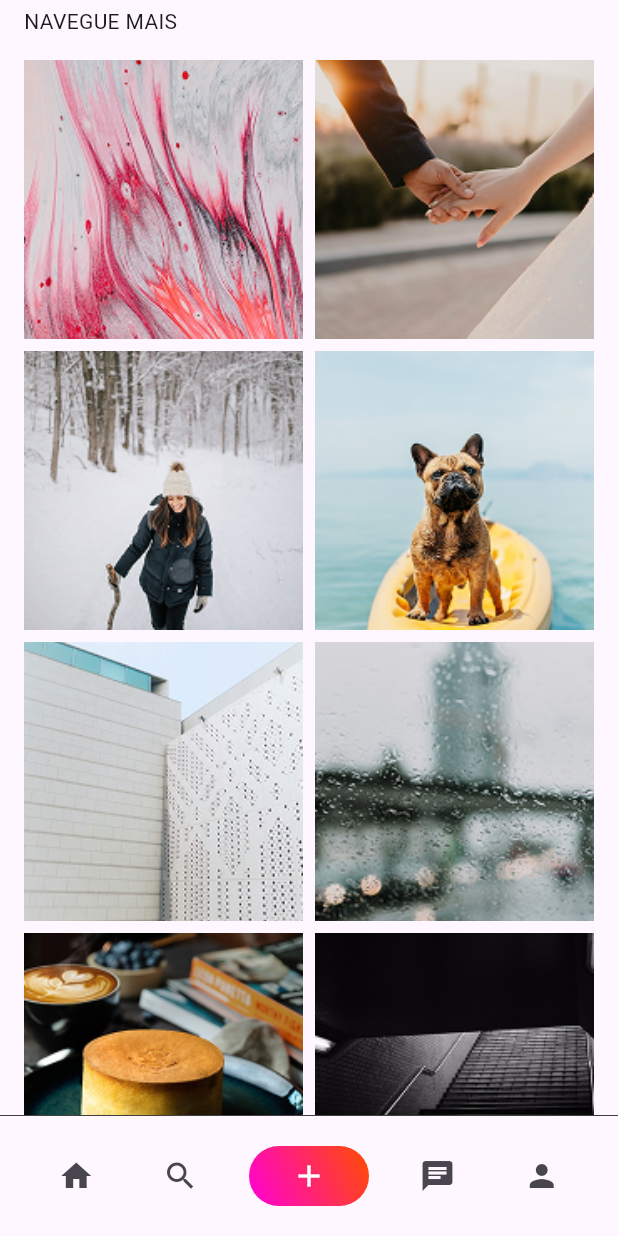
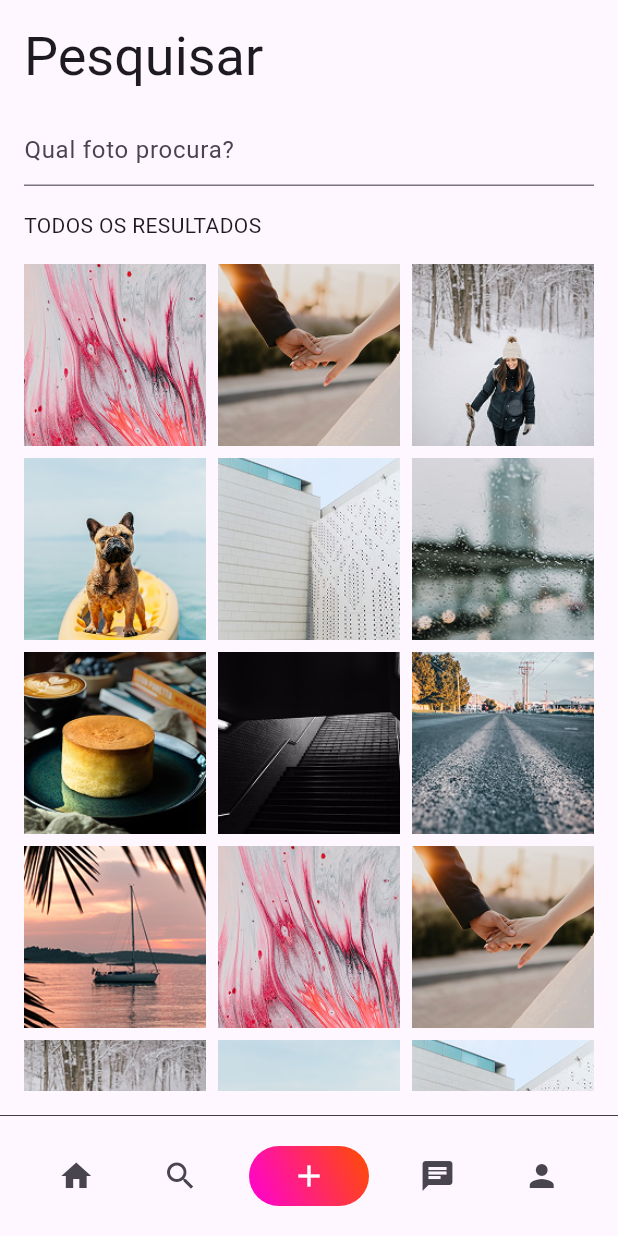
Before and after one commit to MateusLucasDaSilva/social_app, a Flutter app: the screen it shows after launch, scrolled down 576 dp, after a tap on the "search" icon, on a phone screen of 412 x 824 dp. Run offline on Flutter 3.47's test engine with Material 3 defaults, Android fonts, the phone set to English and light mode, and no system bars.

Commit message:
search page finish

```diff
--- /dev/null
+++ b/lib/app/core/utils/widgets/inputs/input_search_widget.dart
@@ -0,0 +1,12 @@
+import 'package:flutter/material.dart';
+
+class InputSearchWidget extends StatelessWidget {
+  const InputSearchWidget({super.key});
+
+  @override
+  Widget build(BuildContext context) {
+    return TextFormField(
+      decoration: InputDecoration(hintText: 'Qual foto procura?'),
+    );
+  }
+}
--- a/lib/app/core/utils/widgets/posts/posts_widget.dart
+++ b/lib/app/core/utils/widgets/posts/posts_widget.dart
@@ -2,9 +2,20 @@ import 'package:flutter/material.dart';
 import 'package:social_app/app/core/utils/constants/app_images.dart';
 
 class PostsWidget extends StatelessWidget {
-  PostsWidget({super.key});
+  final int crossAxisCount;
+  PostsWidget({super.key, this.crossAxisCount = 2});
 
   final posts = [
+    AppImages.post2,
+    AppImages.post3,
+    AppImages.post4,
+    AppImages.post5,
+    AppImages.post6,
+    AppImages.post7,
+    AppImages.post8,
+    AppImages.post9,
+    AppImages.post10,
+    AppImages.post11,
     AppImages.post2,
     AppImages.post3,
     AppImages.post4,
@@ -20,7 +31,7 @@ class PostsWidget extends StatelessWidget {
   @override
   Widget build(BuildContext context) {
     return GridView.count(
-      crossAxisCount: 2,
+      crossAxisCount: crossAxisCount,
       shrinkWrap: true,
       crossAxisSpacing: 8,
       mainAxisSpacing: 8,
@@ -28,10 +39,7 @@ class PostsWidget extends StatelessWidget {
       physics: NeverScrollableScrollPhysics(),
       children: posts
           .map(
-            (e) => Image.asset(
-              e,
-              fit: BoxFit.cover
-            ),
+            (e) => Image.asset(e, fit: BoxFit.cover),
           )
           .toList(),
     );
--- /dev/null
+++ b/lib/app/presentation/pages/home/controller/home_controller.dart
@@ -0,0 +1,20 @@
+import 'package:flutter/material.dart';
+
+class HomeController extends ChangeNotifier {
+  PageController pageController = PageController();
+
+  void onChangePage(HomeEnumType type) {
+    pageController.animateToPage(
+      type.index,
+      duration: Duration(milliseconds: 200),
+      curve: Curves.linear,
+    );
+  }
+}
+
+enum HomeEnumType {
+  home,
+  search,
+  chat,
+  profile,
+}
--- a/lib/app/presentation/pages/home/home_page.dart
+++ b/lib/app/presentation/pages/home/home_page.dart
@@ -1,43 +1,37 @@
 import 'package:flutter/material.dart';
 import 'package:social_app/app/core/utils/constants/app_size.dart';
-import 'package:social_app/app/core/utils/widgets/posts/posts_widget.dart';
-import 'package:social_app/app/core/utils/widgets/title_text_widget.dart';
+import 'package:social_app/app/presentation/pages/home/controller/home_controller.dart';
 import 'package:social_app/app/presentation/pages/home/widgets/bottom_home_widget.dart';
-import 'package:social_app/app/presentation/pages/home/widgets/post_widget.dart';
+import 'package:social_app/app/presentation/pages/home/widgets/home_widget.dart';
+import 'package:social_app/app/presentation/pages/search/search_page.dart';
 
-class HomePage extends StatelessWidget {
+class HomePage extends StatefulWidget {
   const HomePage({super.key});
 
   @override
+  State<HomePage> createState() => _HomePageState();
+}
+
+class _HomePageState extends State<HomePage> {
+  final HomeController controller = HomeController();
+
+  @override
   Widget build(BuildContext context) {
-    return Scaffold(
-      bottomNavigationBar: BottomHomeWidget(),
-      body: SingleChildScrollView(
-        child: Padding(
+    return ListenableBuilder(
+      listenable: controller,
+      builder: (context, child) => Scaffold(
+        bottomNavigationBar: BottomHomeWidget(
+          onChangePage: controller.onChangePage,
+        ),
+        body: Padding(
           padding: const EdgeInsets.all(AppSize.padding),
-          child: Column(
-            crossAxisAlignment: CrossAxisAlignment.start,
+          child: PageView(
+            controller: controller.pageController,
             children: [
-              SizedBox(
-                height: MediaQuery.of(context).padding.top,
-              ),
-              TitleTextWidget(text: 'Descubra'),
-              SizedBox(
-                height: AppSize.padding,
-              ),
-              Text('O QUE HÁ DE NOVO HOJE'),
-              SizedBox(
-                height: AppSize.padding,
-              ),
-              PostWidget(),
-              SizedBox(
-                height: AppSize.padding,
-              ),
-              Text('NAVEGUE MAIS'),
-              SizedBox(
-                height: AppSize.padding,
-              ),
-              PostsWidget(),
+              HomeWidget(),
+              SearchPage(),
+              Placeholder(),
+              Placeholder(),
             ],
           ),
         ),
--- a/lib/app/presentation/pages/home/widgets/bottom_home_widget.dart
+++ b/lib/app/presentation/pages/home/widgets/bottom_home_widget.dart
@@ -1,8 +1,10 @@
 import 'package:flutter/material.dart';
 import 'package:social_app/app/core/utils/constants/app_size.dart';
+import 'package:social_app/app/presentation/pages/home/controller/home_controller.dart';
 
 class BottomHomeWidget extends StatelessWidget {
-  const BottomHomeWidget({super.key});
+  final Function(HomeEnumType) onChangePage;
+  const BottomHomeWidget({super.key, required this.onChangePage});
 
   @override
   Widget build(BuildContext context) {
@@ -22,11 +24,11 @@ class BottomHomeWidget extends StatelessWidget {
           mainAxisAlignment: MainAxisAlignment.spaceAround,
           children: [
             IconButton(
-              onPressed: () {},
+              onPressed: () => onChangePage(HomeEnumType.home),
               icon: Icon(Icons.home),
             ),
             IconButton(
-              onPressed: () {},
+              onPressed: () => onChangePage(HomeEnumType.search),
               icon: Icon(Icons.search),
             ),
             Container(
@@ -50,11 +52,11 @@ class BottomHomeWidget extends StatelessWidget {
               ),
             ),
             IconButton(
-              onPressed: () {},
+              onPressed: () => onChangePage(HomeEnumType.chat),
               icon: Icon(Icons.chat),
             ),
             IconButton(
-              onPressed: () {},
+              onPressed: () => onChangePage(HomeEnumType.profile),
               icon: Icon(Icons.person),
             ),
           ],
--- /dev/null
+++ b/lib/app/presentation/pages/home/widgets/home_widget.dart
@@ -0,0 +1,41 @@
+import 'package:flutter/material.dart';
+import 'package:social_app/app/core/utils/constants/app_size.dart';
+import 'package:social_app/app/core/utils/widgets/posts/posts_widget.dart';
+import 'package:social_app/app/core/utils/widgets/title_text_widget.dart';
+import 'package:social_app/app/presentation/pages/home/widgets/post_widget.dart';
+
+class HomeWidget extends StatelessWidget {
+
+  const HomeWidget({ super.key });
+
+   @override
+   Widget build(BuildContext context) {
+       return SingleChildScrollView(
+         child: Column(
+              crossAxisAlignment: CrossAxisAlignment.start,
+              children: [
+                SizedBox(
+                  height: MediaQuery.of(context).padding.top,
+                ),
+                TitleTextWidget(text: 'Descubra'),
+                SizedBox(
+                  height: AppSize.padding,
+                ),
+                Text('O QUE HÁ DE NOVO HOJE'),
+                SizedBox(
+                  height: AppSize.padding,
+                ),
+                PostWidget(),
+                SizedBox(
+                  height: AppSize.padding,
+                ),
+                Text('NAVEGUE MAIS'),
+                SizedBox(
+                  height: AppSize.padding,
+                ),
+                PostsWidget(),
+              ],
+            ),
+       );
+  }
+}
--- /dev/null
+++ b/lib/app/presentation/pages/search/search_page.dart
@@ -0,0 +1,36 @@
+import 'package:flutter/material.dart';
+import 'package:social_app/app/core/utils/constants/app_size.dart';
+import 'package:social_app/app/core/utils/widgets/inputs/input_search_widget.dart';
+import 'package:social_app/app/core/utils/widgets/posts/posts_widget.dart';
+import 'package:social_app/app/core/utils/widgets/title_text_widget.dart';
+
+class SearchPage extends StatelessWidget {
+  const SearchPage({super.key});
+
+  @override
+  Widget build(BuildContext context) {
+    return SingleChildScrollView(
+      child: Column(
+        crossAxisAlignment: CrossAxisAlignment.start,
+        children: [
+          SizedBox(
+            height: MediaQuery.of(context).padding.top,
+          ),
+          TitleTextWidget(text: 'Pesquisar'),
+          SizedBox(
+            height: AppSize.padding,
+          ),
+          InputSearchWidget(),
+          SizedBox(
+            height: AppSize.padding,
+          ),
+          Text('TODOS OS RESULTADOS'),
+          SizedBox(
+            height: AppSize.padding,
+          ),
+          PostsWidget(crossAxisCount: 3,),
+        ],
+      ),
+    );
+  }
+}
```
